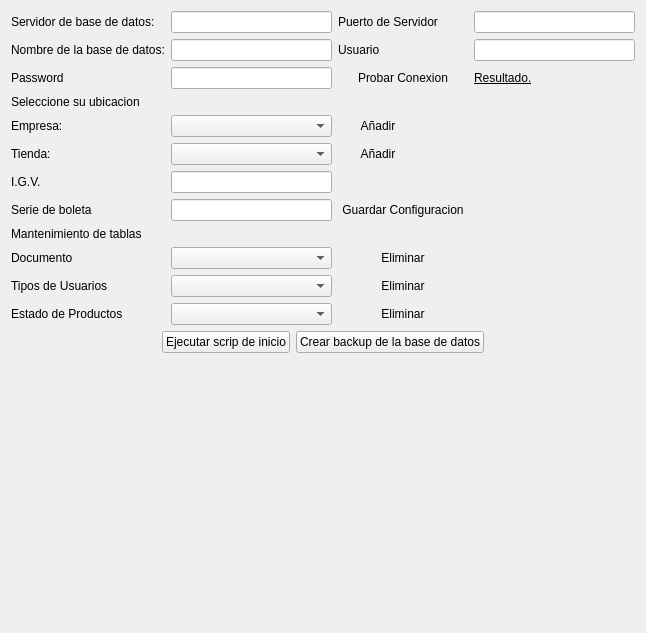
Qt form configuracion/ui_configuracion.ui (rodety/manager) before a commit.
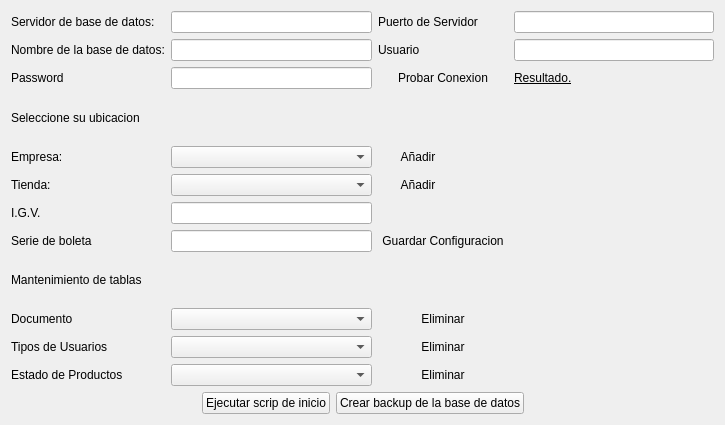
The same form after that commit. Icons and pictures are not drawn. Custom widgets are drawn as their Qt base class.

What changed in the file:
```diff
--- a/configuracion/ui_configuracion.ui
+++ b/configuracion/ui_configuracion.ui
@@ -6,8 +6,8 @@
    <rect>
     <x>0</x>
     <y>0</y>
-    <width>646</width>
-    <height>633</height>
+    <width>725</width>
+    <height>425</height>
    </rect>
   </property>
   <property name="windowTitle">
@@ -377,19 +377,6 @@
      </item>
     </layout>
    </item>
-   <item row="1" column="0">
-    <spacer name="verticalSpacer">
-     <property name="orientation">
-      <enum>Qt::Vertical</enum>
-     </property>
-     <property name="sizeHint" stdset="0">
-      <size>
-       <width>20</width>
-       <height>40</height>
-      </size>
-     </property>
-    </spacer>
-   </item>
   </layout>
  </widget>
  <customwidgets>
```
